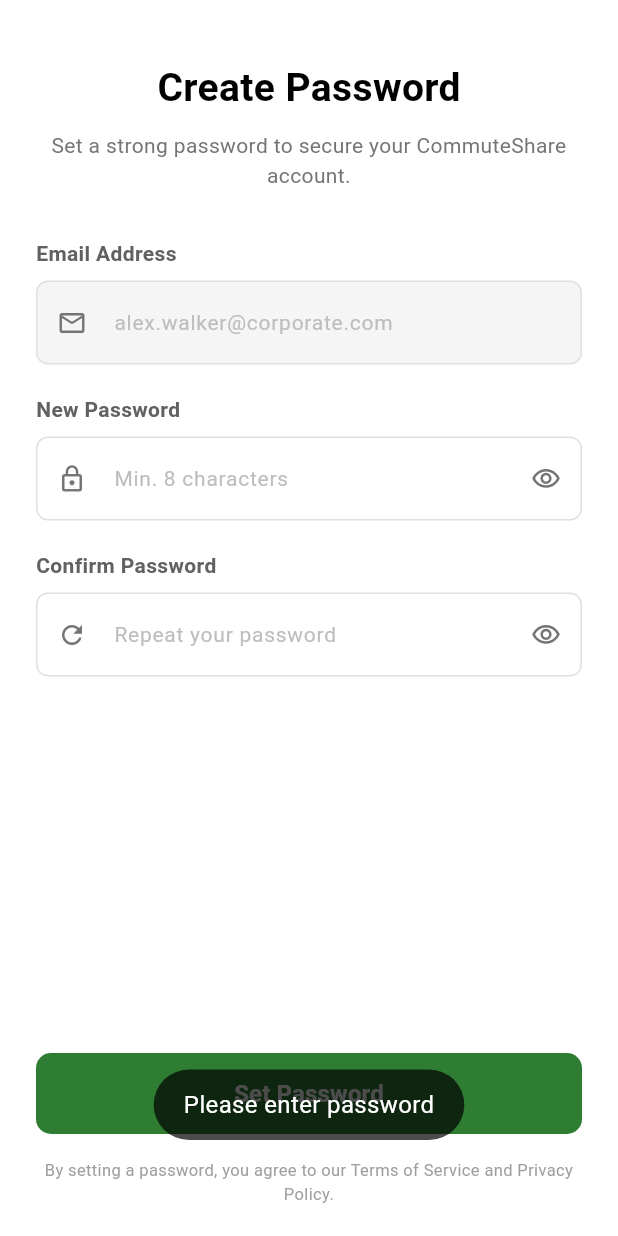
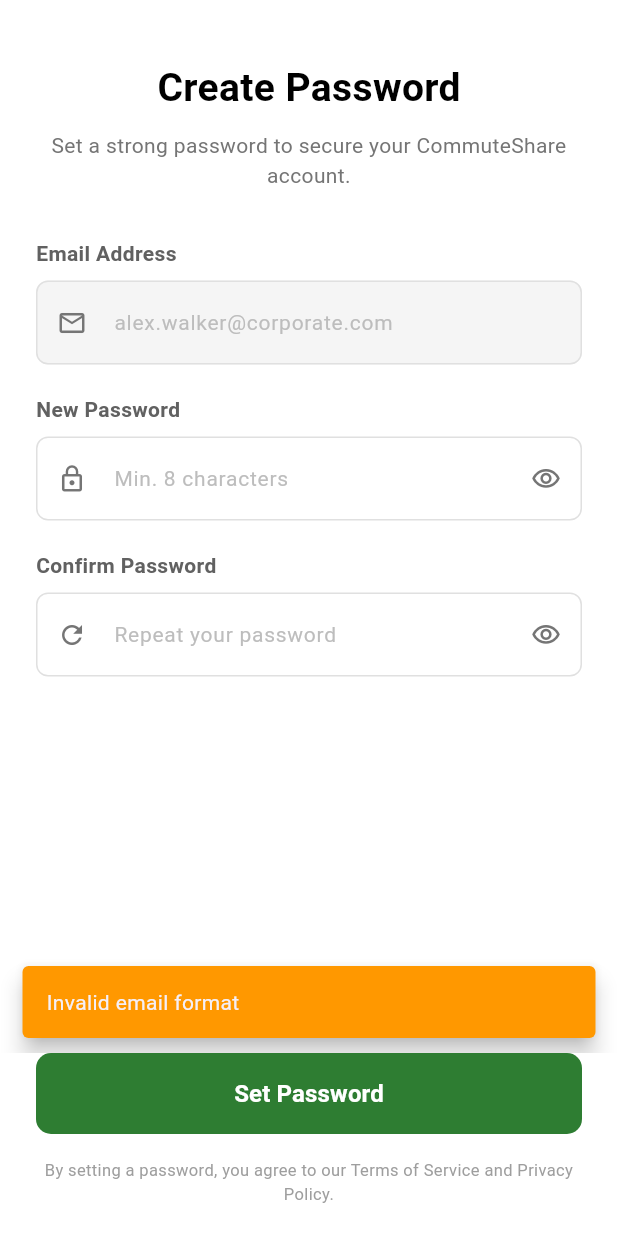
Before and after one commit to ShivanshKumar4265/GeoSpatialRidePooling-Mobile-App, a Flutter app: the CreatePasswordScreen screen opened directly with empty values, after a tap on "Set Password", on a phone screen of 412 x 824 dp. Run offline on Flutter 3.47's test engine with Material 3 defaults, Android fonts, the phone set to English and light mode, and no system bars; our stand-ins replace envied, firebase_auth, firebase_core, flutter_bloc, flutter_svg, fluttertoast and 2 more; accounts and stored records are empty; generated files the repository leaves out were written again; Roboto replaces fonts that are missing (Outfit).

Commit message:
create password api

```diff
--- a/lib/Env.dart
+++ b/lib/Env.dart
@@ -13,10 +13,20 @@ abstract class Env {
   @EnviedField(varName: 'MEDIA_BASE_URL')
   static final String media_base_url = _Env.media_base_url;
 
-  @EnviedField(varName: 'GET_CONNECTION')
-  static final String get_Connection = _Env.get_Connection;
+  @EnviedField(varName: 'LOGIN')
+  static final String login = _Env.login;
 
-  @EnviedField(varName: 'REGISTER')
-  static final String register = _Env.register;
+  @EnviedField(varName: 'PASSWORD')
+  static final String passwrod = _Env.passwrod;
+
+  @EnviedField(varName: 'REFRESH_TOKEN')
+  static final String refresh_token = _Env.refresh_token;
+
+  @EnviedField(varName: 'LOGOUT')
+  static final String logout = _Env.logout;
+
+  @EnviedField(varName: 'PROFILE')
+  static final String profile = _Env.profile;
+
 
 }
--- a/lib/core/constant/shared_pref_constant.dart
+++ b/lib/core/constant/shared_pref_constant.dart
@@ -1,6 +1,8 @@
 class SharedPrefConstant {
   static const String isFirstTime = 'isFirstTime';
   static const String isLoggedIn = 'isLoggedIn';
+  static const String accessToken = 'accessToken';
+  static const String refreshToken = 'refreshToken';
 
 
 }
--- /dev/null
+++ b/lib/core/services/api_exception.dart
@@ -0,0 +1,15 @@
+class ApiException implements Exception {
+  final int statusCode;
+  final Map<String, dynamic>? response;
+
+  ApiException({
+    required this.statusCode,
+    this.response,
+  });
+
+  @override
+  String toString() {
+    return response?['message'] ??
+        'Request failed with status $statusCode';
+  }
+}
--- /dev/null
+++ b/lib/core/utils/validate.dart
@@ -0,0 +1,11 @@
+bool isValidEmail(String email) {
+  return RegExp(
+    r'^[a-zA-Z0-9._%+-]+@[a-zA-Z0-9.-]+\.[a-zA-Z]+$',
+  ).hasMatch(email.trim());
+}
+
+bool isValidPassword(String password) {
+  return RegExp(
+    r'^(?=.*[a-z])(?=.*[A-Z])(?=.*\d)(?=.*[@$!%*?&^#()_+\-=\[\]{};:"\\|,.<>\/]).{8,}$',
+  ).hasMatch(password);
+}
--- a/lib/features/Authentication/Pages/CreatePasswordPage.dart
+++ b/lib/features/Authentication/Pages/CreatePasswordPage.dart
@@ -1,10 +1,14 @@
 import 'package:flutter/material.dart';
-import 'package:geo_spatial_ride_pooling_system_2/DummyPage.dart';
-import 'package:geo_spatial_ride_pooling_system_2/core/constant/shared_pref_constant.dart';
-import 'package:geo_spatial_ride_pooling_system_2/core/utils/shared_pref_util.dart';
-import 'package:geo_spatial_ride_pooling_system_2/core/utils/show_toast_util.dart';
-
+import 'package:flutter_bloc/flutter_bloc.dart';
+import 'package:geo_spatial_ride_pooling_system_2/features/Authentication/bloc/auth_bloc.dart';
+import 'package:geo_spatial_ride_pooling_system_2/features/Authentication/bloc/auth_event.dart';
+import 'package:geo_spatial_ride_pooling_system_2/features/Authentication/bloc/auth_state.dart';
+import '../../../DummyPage.dart';
+import '../../../core/constant/shared_pref_constant.dart';
+import '../../../core/utils/SnackbarUtil.dart';
 import '../../../core/utils/custom_text.dart';
+import '../../../core/utils/shared_pref_util.dart';
+import '../../../core/utils/show_toast_util.dart';
 import '../../../core/widgets/CustomInputFeild.dart';
 import '../../../shared/AppColors.dart';
 
@@ -25,8 +29,7 @@ class CreatePasswordScreen extends StatefulWidget {
       _CreatePasswordScreenState();
 }
 
-class _CreatePasswordScreenState
-    extends State<CreatePasswordScreen> {
+class _CreatePasswordScreenState extends State<CreatePasswordScreen> {
   final TextEditingController _passwordController =
   TextEditingController();
 
@@ -36,37 +39,37 @@ class _CreatePasswordScreenState
   final TextEditingController _emailController =
   TextEditingController();
 
-  bool hasMinLength = false;
-  bool hasUppercase = false;
-  bool hasNumericOrSymbol = false;
-  bool passwordsMatch = false;
-  bool isEmailValid = false;
-
   @override
   void initState() {
     super.initState();
+    _emailController.text = widget.email ?? '';
+  }
 
-    _emailController.text = widget.email ?? '';
-
-    _validateEmail(_emailController.text);
-
-    _passwordController.addListener(() {
-      _checkPasswordStrength(_passwordController.text);
-    });
-
-    _confirmController.addListener(() {
-      _checkConfirmPassword(_confirmController.text);
-    });
+  @override
+  void dispose() {
+    _passwordController.dispose();
+    _confirmController.dispose();
+    _emailController.dispose();
+    super.dispose();
   }
 
   @override
   Widget build(BuildContext context) {
-    final double screenWidth = MediaQuery.of(context).size.width;
+    final double screenWidth = MediaQuery
+        .of(context)
+        .size
+        .width;
 
     return Scaffold(
       backgroundColor: AppColors.white,
-
-      body: SafeArea(
+      body: BlocConsumer<AuthBloc, AuthState>(
+        listener: (context, state) {
+          debugPrint("State: $state");
+          debugPrint("State Type: ${state.runtimeType}");
+          _handleAuthState(context, state);
+        },
+        builder: (context, state) {
+          return SafeArea(
             child: LayoutBuilder(
               builder: (context, constraints) {
                 return SingleChildScrollView(
@@ -79,7 +82,6 @@ class _CreatePasswordScreenState
                       child: Column(
                         children: [
                           const SizedBox(height: 40),
-
                           const CustomText(
                             text: 'Create Password',
                             fontSize: 26,
@@ -145,6 +147,8 @@ class _CreatePasswordScreenState
                 );
               },
             ),
+          );
+        },
       ),
 
       bottomNavigationBar: SafeArea(
@@ -162,7 +166,7 @@ class _CreatePasswordScreenState
                 height: 54,
                 child: ElevatedButton(
                   onPressed: () {
-                    _passwordValidation();
+                    _onSetPasswordPress();
                   },
                   style: ElevatedButton.styleFrom(
                     backgroundColor:
@@ -200,87 +204,50 @@ class _CreatePasswordScreenState
     );
   }
 
-  void _checkPasswordStrength(String value) {
-    setState(() {
-      hasMinLength = value.length >= 8;
+  void _handleAuthState(
+      BuildContext context,
+      AuthState state,
+      ) {
+    switch (state.runtimeType) {
 
-      hasUppercase =
-          value.contains(RegExp(r'[A-Z]'));
+      case StateInvalidInput:
+        final s = state as StateInvalidInput;
 
-      hasNumericOrSymbol = value.contains(
-        RegExp(r'[0-9!@#$%^&*(),.?":{}|<>]'),
+        SnackbarUtil.showSnackbar(
+          context,
+          message: s.message,
+          backgroundColor: Colors.orange,
+        );
+        break;
+
+      case StateCreatePasswordFailure:
+        final s = state as StateCreatePasswordFailure;
+
+        SnackbarUtil.showSnackbar(
+          context,
+          message: s.error,
+          backgroundColor: Colors.red,
+        );
+        break;
+
+      case StateCreatePasswordSuccess:
+
+        ToastUtil.showToast(
+          message: "Password created successfully. Redirecting...",
         );
 
-      passwordsMatch =
-          value == _confirmController.text;
-    });
+        Navigator.pushReplacement(
+          context,
+          MaterialPageRoute(
+            builder: (context) =>
+                Dummypage(),
+          ),
+        );
+        break;
+    }
   }
 
-  void _checkConfirmPassword(String value) {
-    setState(() {
-      passwordsMatch =
-          value == _passwordController.text;
-    });
-  }
-
-  void _validateEmail(String value) {
-    setState(() {
-      isEmailValid = RegExp(
-        r'^[\w-\.]+@([\w-]+\.)+[\w-]{2,4}$',
-      ).hasMatch(value);
-    });
-  }
-
-  bool get isPasswordStrong =>
-      hasMinLength &&
-          hasUppercase &&
-          hasNumericOrSymbol &&
-          passwordsMatch &&
-          isEmailValid;
-
-  @override
-  void dispose() {
-    _passwordController.dispose();
-    _confirmController.dispose();
-    _emailController.dispose();
-    super.dispose();
-  }
-
-  Widget _buildRequirementRow(
-      String text,
-      bool isMet,
-      ) {
-    return Padding(
-      padding:
-      const EdgeInsets.symmetric(vertical: 4),
-      child: Row(
-        children: [
-          Icon(
-            isMet
-                ? Icons.check_circle
-                : Icons.radio_button_unchecked,
-            size: 18,
-            color: isMet
-                ? AppColors.buttonGreen
-                : Colors.grey.shade400,
-          ),
-
-          const SizedBox(width: 10),
-
-          CustomText(
-            text: text,
-            fontSize: 13,
-            color: isMet
-                ? AppColors.black
-                : Colors.grey.shade600,
-          ),
-        ],
-      ),
-    );
-  }
-
-  void _passwordValidation() {
-
+  void _onSetPasswordPress() {
     FocusScope.of(context).unfocus();
 
     String password =
@@ -289,81 +256,13 @@ class _CreatePasswordScreenState
     String confirmPassword =
     _confirmController.text.trim();
 
-    // Empty validation
-    if (password.isEmpty) {
-      ToastUtil.showToast(
-        message:
-        'Please enter password',
-      );
-      return;
-    }
 
-    if (confirmPassword.isEmpty) {
-      ToastUtil.showToast(
-        message:
-        'Please confirm your password',
-      );
-      return;
-    }
-
-    // Password validations
-    if (!hasMinLength) {
-      ToastUtil.showToast(
-        message:
-        'Password must be at least 8 characters',
-      );
-      return;
-    }
-
-    if (!hasUppercase) {
-      ToastUtil.showToast(
-        message:
-        'Password must contain one uppercase letter',
-      );
-      return;
-    }
-
-    if (!hasNumericOrSymbol) {
-      ToastUtil.showToast(
-        message:
-        'Password must contain number or special character',
-      );
-      return;
-    }
-
-    // Match validation
-    if (!passwordsMatch) {
-      ToastUtil.showToast(
-        message:
-        'Passwords do not match',
-      );
-      return;
-    }
-
-    if (!isEmailValid) {
-      ToastUtil.showToast(
-        message:
-        'Invalid email address',
-      );
-      return;
-    }
-
-    // Success
-    ToastUtil.showToast(
-      message:
-      'Password set successfully!',
-    );
-
-    SharedPreferencesUtil.instance.setBoolData(SharedPrefConstant.isLoggedIn, true);
-
-    Navigator.pushReplacement(
-      context,
-      MaterialPageRoute(
-        builder: (context) =>
-            Dummypage(),
+    context.read<AuthBloc>().add(
+      EventCreatePassword(
+        email: widget.email ?? '',
+        password: password,
+        confirmPassword: confirmPassword,
       ),
     );
-
-
   }
 }
--- /dev/null
+++ b/lib/features/Authentication/bloc/auth_bloc.dart
@@ -0,0 +1,121 @@
+import 'package:flutter_bloc/flutter_bloc.dart';
+import 'package:geo_spatial_ride_pooling_system_2/Env.dart';
+import 'package:geo_spatial_ride_pooling_system_2/core/utils/validate.dart';
+import 'package:geo_spatial_ride_pooling_system_2/features/Authentication/modal/password_response.dart';
+
+import '../../../core/constant/shared_pref_constant.dart';
+import '../../../core/services/ApiService.dart';
+import '../../../core/services/api_exception.dart';
+import '../../../core/utils/shared_pref_util.dart';
+import 'auth_event.dart';
+import 'auth_state.dart';
+
+class AuthBloc extends Bloc<AuthEvent, AuthState> {
+  final ApiService _apiService;
+  AuthBloc(this._apiService) : super(AuthInitialEvent()) {
+    on<EventCreatePassword>(_onEventCreatePassword);
+  }
+
+  Future<void> _onEventCreatePassword(
+    EventCreatePassword event,
+    Emitter<AuthState> emit,
+  ) async {
+    emit(StateCreatePasswordLoading());
+
+    if(!isValidEmail(event.email)) {
+      emit(StateInvalidInput('Invalid email format'));
+      return;
+    }
+
+    if (!isValidPassword(event.password)) {
+      emit(StateInvalidInput(
+          "Password must be at least 8 characters, include an uppercase letter, and a number or symbol"));
+      return;
+    }
+
+    if (!isValidPassword(event.confirmPassword)) {
+      emit(StateInvalidInput(
+          "Confirm Password must be at least 8 characters, include an uppercase letter, and a number or symbol"));
+      return;
+    }
+
+    if(event.password != event.confirmPassword) {
+      emit(StateInvalidInput('Passwords do not match'));
+      return;
+    }
+
+    try {
+      final response = await _apiService.request(
+        'POST',
+        Env.passwrod,
+        body: {
+          'email': event.email,
+          'password': event.password,
+          'confirm_password': event.confirmPassword,
+        },
+      );
+      final model = PasswrodResponse.fromJson(response);
+      if(model.status ?? false){
+        SharedPreferencesUtil.instance.setBoolData(SharedPrefConstant.isLoggedIn, true);
+        SharedPreferencesUtil.instance.setStringData(SharedPrefConstant.accessToken, model.data?.accessToken ?? '');
+        SharedPreferencesUtil.instance.setStringData(SharedPrefConstant.refreshToken, model.data?.refreshToken ?? '');
+        emit(StateCreatePasswordSuccess(model));
+      }else{
+        emit(StateCreatePasswordFailure(model.message??"Something went wrong, try again"));
+      }
+
+    } catch (e) {
+      if (e is ApiException) {
+
+        switch (e.statusCode) {
+
+          case 400:
+            emit(
+              StateCreatePasswordFailure(
+                e.response?['message'] ?? 'Bad Request',
+              ),
+            );
+            break;
+
+          case 401:
+            emit(
+              StateCreatePasswordFailure(
+                e.response?['message'] ?? 'Unauthorized',
+              ),
+            );
+            break;
+
+          case 409:
+            emit(
+              StateCreatePasswordFailure(
+                e.response?['message'] ?? 'Conflict',
+              ),
+            );
+            break;
+
+          case 500:
+            emit(
+              StateCreatePasswordFailure(
+                'Internal Server Error',
+              ),
+            );
+            break;
+
+          default:
+            emit(
+              StateCreatePasswordFailure(
+                e.response?['message'] ?? 'Something went wrong',
+              ),
+            );
+        }
+
+      } else {
+        emit(
+          StateCreatePasswordFailure(
+            e.toString(),
+          ),
+        );
+      }
+    }
+  }
+}
--- /dev/null
+++ b/lib/features/Authentication/bloc/auth_event.dart
@@ -0,0 +1,15 @@
+sealed class AuthEvent {}
+
+
+
+class EventCreatePassword extends AuthEvent {
+  final String email;
+  final String password;
+  final String confirmPassword;
+
+  EventCreatePassword({
+    required this.email,
+    required this.password,
+    required this.confirmPassword,
+  });
+}
--- /dev/null
+++ b/lib/features/Authentication/bloc/auth_state.dart
@@ -0,0 +1,22 @@
+import 'package:geo_spatial_ride_pooling_system_2/features/Authentication/modal/password_response.dart';
+
+sealed class AuthState {}
+
+class AuthInitialEvent extends AuthState {}
+
+class StateCreatePasswordLoading extends AuthState {}
+
+class StateCreatePasswordSuccess extends AuthState {
+  final PasswrodResponse passwrodResponse;
+  StateCreatePasswordSuccess(this.passwrodResponse);
+}
+
+class StateCreatePasswordFailure extends AuthState {
+  final String error;
+  StateCreatePasswordFailure(this.error);
+}
+
+class StateInvalidInput extends AuthState {
+  final String message;
+  StateInvalidInput(this.message);
+}
--- /dev/null
+++ b/lib/features/Authentication/modal/password_response.dart
@@ -0,0 +1,56 @@
+class PasswrodResponse {
+  bool? status;
+  String? message;
+  String? error;
+  Data? data;
+
+  PasswrodResponse({
+    this.status,
+    this.message,
+    this.error,
+    this.data,
+  });
+
+  PasswrodResponse.fromJson(Map<String, dynamic> json) {
+    status = json['status'];
+    message = json['message'];
+    error = json['error'];
+
+    if (json['data'] is Map<String, dynamic>) {
+      data = Data.fromJson(json['data']);
+    } else {
+      data = json['data'];
+    }
+  }
+
+  Map<String, dynamic> toJson() {
+    return {
+      'status': status,
+      'message': message,
+      'error': error,
+      'data': data is Data ? (data as Data).toJson() : data,
+    };
+  }
+}
+
+class Data {
+  String? accessToken;
+  String? refreshToken;
+
+  Data({
+    this.accessToken,
+    this.refreshToken,
+  });
+
+  Data.fromJson(Map<String, dynamic> json) {
+    accessToken = json['accessToken'];
+    refreshToken = json['refreshToken'];
+  }
+
+  Map<String, dynamic> toJson() {
+    return {
+      'accessToken': accessToken,
+      'refreshToken': refreshToken,
+    };
+  }
+}
```
Also changed, not shown: lib/core/services/ApiService.dart (+22 -19 lines), lib/main.dart (+18 -12 lines), pubspec.yaml (+8 -7 lines), lib/Env.g.dart, pubspec.lock, secrets.env. Lines whose indentation alone changed are shown as unchanged.
